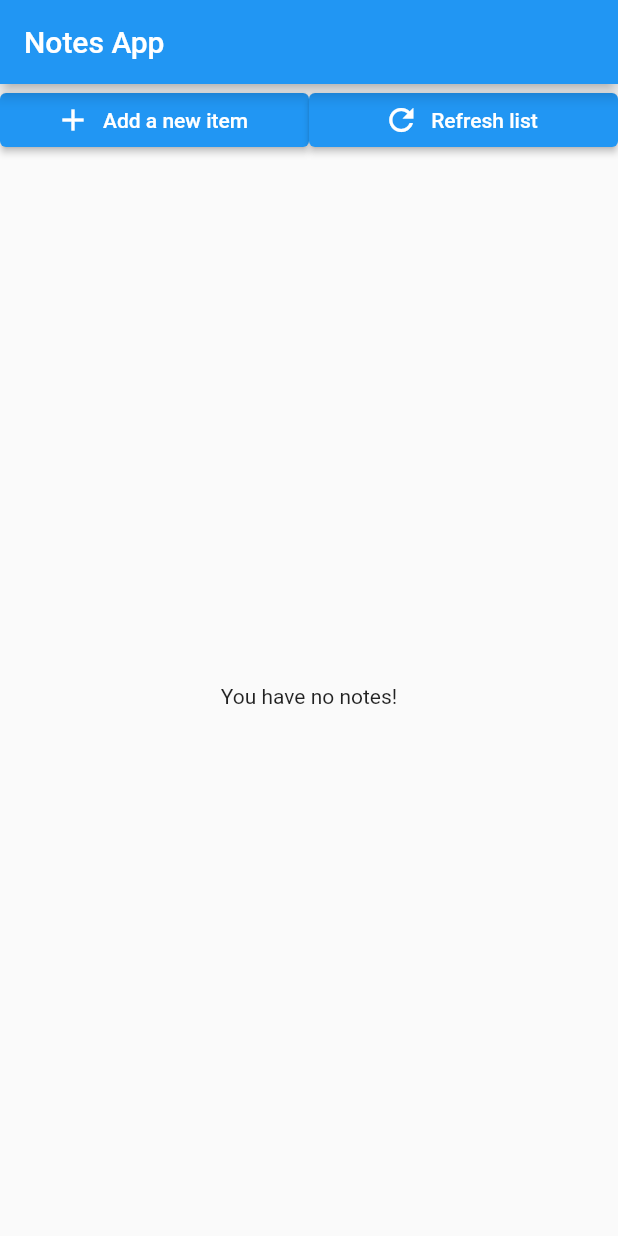
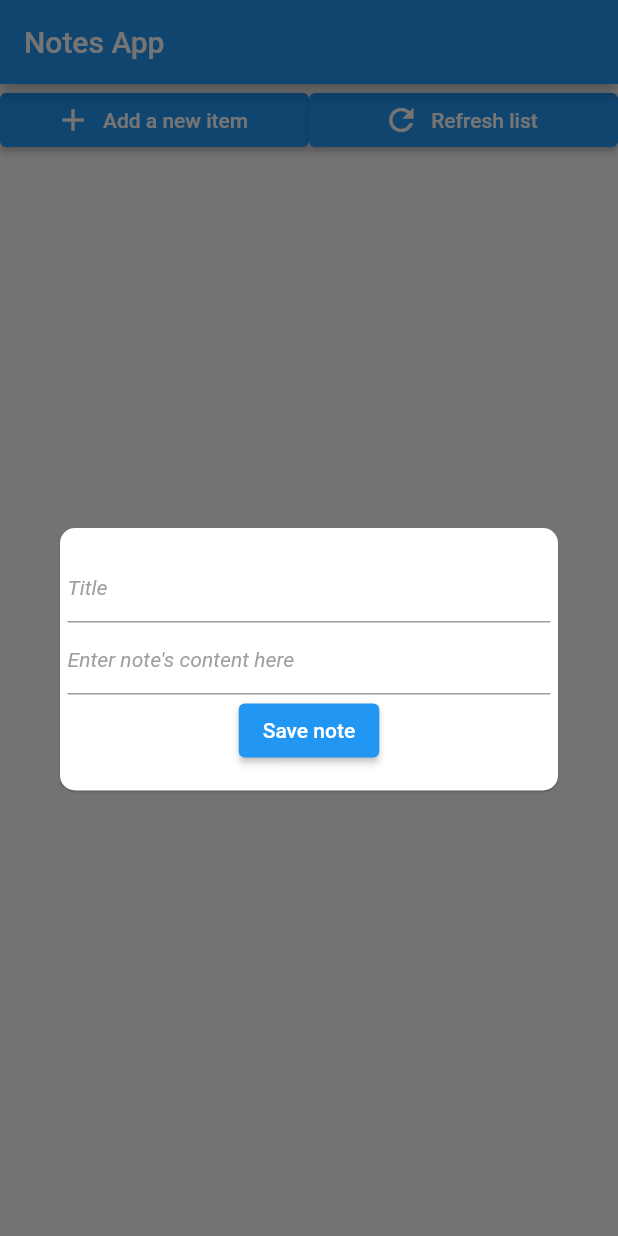
Before and after one commit to akosivis/notes_app, a Flutter app: the screen it shows after launch, after a tap on "Add a new item", on a phone screen of 412 x 824 dp. Run offline on Flutter 3.47's test engine with Material 2 defaults, Android fonts, the phone set to English and light mode, and no system bars; our stand-ins replace awesome_dialog, sqflite; accounts and stored records are empty.

Commit message:
Insert Note functionality
- Added new variables, methods for showing AwesomeDialog, inserting Note into database, other logic related to Note insertion in main.dart

```diff
--- a/lib/main.dart
+++ b/lib/main.dart
@@ -1,4 +1,6 @@
+import 'package:awesome_dialog/awesome_dialog.dart';
 import 'package:flutter/material.dart';
+import 'package:notes_app/database/notes_db_helper.dart';
 import 'package:notes_app/model/NoteModel.dart';
 
 void main() {
@@ -39,7 +41,19 @@ class NotesApp extends StatefulWidget {
 }
 
 class _NotesAppState extends State<NotesApp> {
+
+  final dbHelper = DbHelper.instance;
+  final _inputNoteKey = GlobalKey<FormState>();
+  final TextEditingController _noteTitleController = TextEditingController();
+  final TextEditingController _noteBodyController = TextEditingController();
   List<Note> noteList = [];
+
+  @override
+  void initState() {
+    // TODO: implement initState
+    fetchInitialNotes();
+    super.initState();
+  }
 
   @override
   Widget build(BuildContext context) {
@@ -59,7 +73,7 @@ class _NotesAppState extends State<NotesApp> {
                     label: Text("Add a new item"),
                     onPressed: () {
                       // add a new note here
-                      // _showNoteDialog();
+                      _showNoteDialog();
                     },
                   ),
                 ),
@@ -77,12 +91,137 @@ class _NotesAppState extends State<NotesApp> {
                 child: noteList.isEmpty
                     ? Center(child: Text("You have no notes!"))
                     : ListView.builder(
+                        padding: const EdgeInsets.all(8),
                         itemCount: noteList.length,
-                        itemBuilder: (context, index) =>
-                            Text(noteList[index].title)))
+                        itemBuilder: (context, index) => createNoteDisplay(noteList[index])))
           ],
         ),
       ),
     );
   }
+
+  void _showNoteDialog() {
+    AwesomeDialog(
+        context: context,
+        animType: AnimType.SCALE,
+        dialogType: DialogType.NO_HEADER,
+        body: Center(
+          child: Form(
+            key: _inputNoteKey,
+            child: Column(
+              children: <Widget>[
+                // TextFormField for note's title
+                TextFormField(
+                  controller: _noteTitleController,
+                  decoration: new InputDecoration(
+                      hintStyle: new TextStyle(
+                          color: Colors.grey,
+                          fontSize: 14.0,
+                          fontStyle: FontStyle.italic),
+                      hintText: "Title",
+                      fillColor: Colors.white),
+                  validator: (value) {
+                    if (value.isEmpty) {
+                      return "Please enter some text for the note's title";
+                    }
+
+                    return null;
+                  },
+                ),
+
+                // TextFormField for note's content
+                TextFormField(
+                  controller: _noteBodyController,
+                  decoration: new InputDecoration(
+                      hintStyle: new TextStyle(
+                          color: Colors.grey,
+                          fontSize: 14.0,
+                          fontStyle: FontStyle.italic),
+                      hintText: "Enter note's content here",
+                      fillColor: Colors.white),
+                  validator: (value) {
+                    if (value.isEmpty) {
+                      return "Please enter some text for the note's content";
+                    }
+
+                    return null;
+                  },
+                ),
+
+                // Button to enter the note!
+                ElevatedButton(
+                  onPressed: () {
+                    if (_inputNoteKey.currentState.validate()) {
+                      // save the note
+                      String title = _noteTitleController.text;
+                      String content = _noteBodyController.text;
+
+                      insertNote(title, content);
+                      // close the dialog here
+
+                    }
+                  },
+                  child: Text('Save note'),
+                )
+              ],
+            ),
+          ),
+        ),
+        title: 'This is Ignored',
+        desc: 'This is also Ignored')
+      ..show().then((value) {
+        _noteBodyController.clear();
+        _noteTitleController.clear();
+      });
+  }
+
+  Future<void> insertNote(String title, String content) async {
+    final noteModel = Note(title: title, content: content);
+
+    // insert the note in the database here
+    final id = await dbHelper.insert(noteModel);
+    print('inserted row id: $id');
+
+    if (id > 0) {
+      // successfully inserted
+      // refresh the list here
+      noteList = await dbHelper.getAllNotes();
+      setState(() {});
+
+    }
+
+  }
+
+  Future<void> fetchInitialNotes() async {
+    noteList = await dbHelper.getAllNotes();
+  }
+
+  createNoteDisplay(Note noteList) {
+    return Container(
+      child: Card(
+        child: Padding(
+          padding: const EdgeInsets.all(8.0),
+          child: SingleChildScrollView(
+            child: Column(
+              crossAxisAlignment: CrossAxisAlignment.start,
+              children: <Widget>[
+                Text(noteList.title,
+                  style: TextStyle(
+                    fontWeight: FontWeight.bold,
+                    fontSize: 16
+                  ),
+                ),
+                Text(noteList.content,
+                  style: TextStyle(
+                    fontWeight: FontWeight.normal,
+                    fontSize: 14
+                  ),
+                )
+              ],
+            ),
+          ),
+        ),
+      )
+    );
+  }
 }
```
